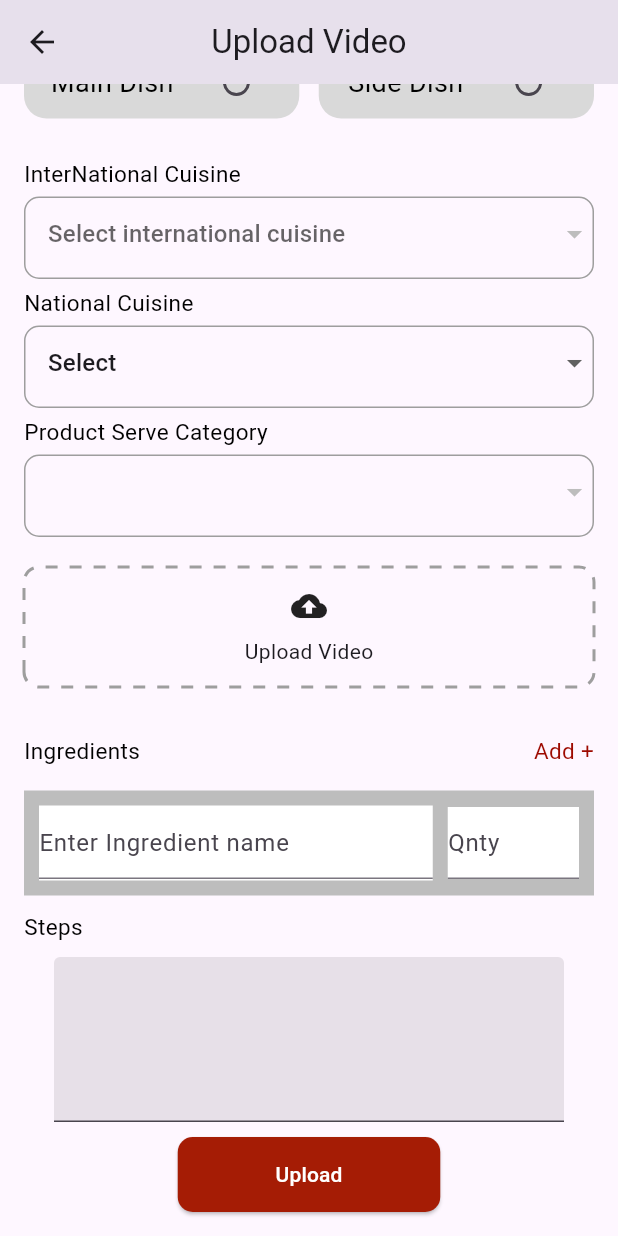
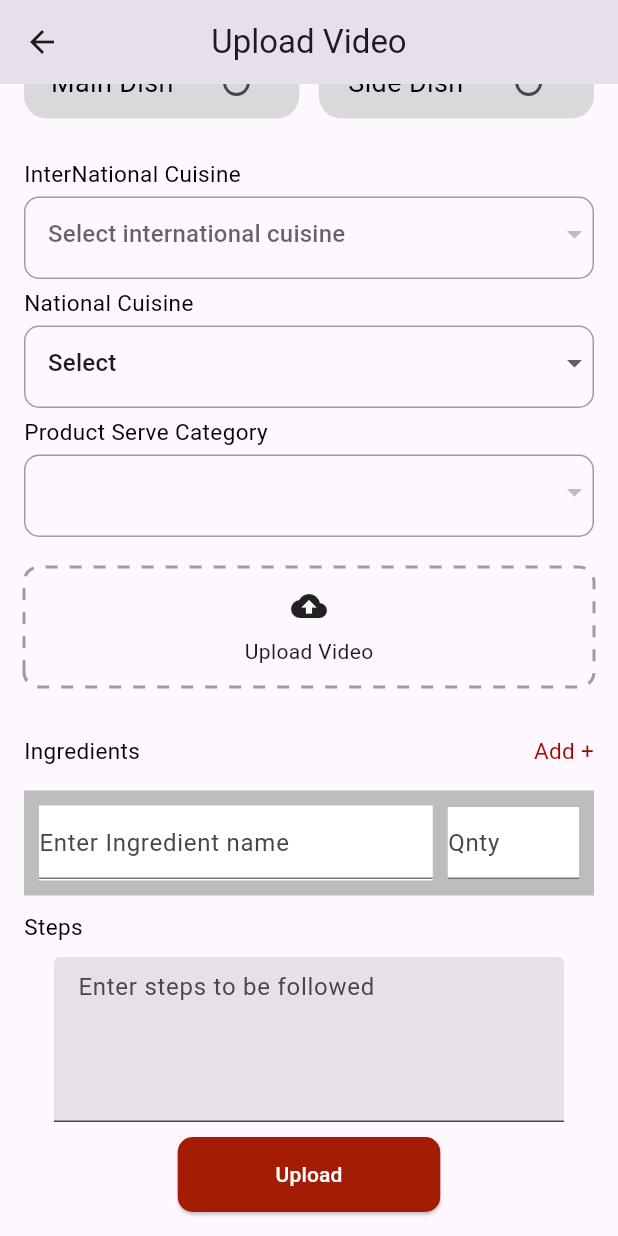
Before and after one commit to ananthi08/ypc_chef, a Flutter app: the screen it shows after launch, scrolled down 240 dp, after a tap on "Upload", on a phone screen of 412 x 824 dp. Run offline on Flutter 3.47's test engine with Material 2 defaults, Android fonts, the light colour scheme and no system bars; drawn by our look-alikes of dotted_border; our stand-ins replace dio, flutter_svg, google_fonts, image_picker, intl_phone_field, otp_text_field and 4 more; network calls fail.

Commit message:
videoupload page  data completed except video

```diff
--- a/lib/model/VU_datamodel/datamodel.dart
+++ b/lib/model/VU_datamodel/datamodel.dart
@@ -7,6 +7,8 @@ class Videodata {
   String international;
   String national;
   String productserve;
+  String steps;
+
   List<Map<String, dynamic>> ingredients;
 
   Videodata({
@@ -17,10 +19,12 @@ class Videodata {
     required this.national,
     required this.productserve,
     required this.ingredients,
+    required this.steps,
+
   });
 
-  Map<String, dynamic> toMap() {
-    return <String, dynamic>{
+  Map<String, dynamic> toJson() {
+    return {
       'productname': productname,
       'diettype': diettype,
       'category': category,
@@ -28,6 +32,8 @@ class Videodata {
       'national': national,
       'productserve': productserve,
       'ingredients': ingredients,
+      'steps': steps,
+
     };
   }
 
@@ -38,10 +44,10 @@ class Videodata {
       category: map['category'] as String,
       international: map['international'] as String,
       national: map['national'] as String,
-      ingredients: List<Map<String, dynamic>>.from(map['ingredients']), // Corrected this line
+      steps: map['steps'] as String,
+
+      ingredients: List<Map<String, dynamic>>.from(map['ingredients']),
       productserve: map['productserve'] as String,
     );
   }
-
-  toJson() {}
 }
--- a/lib/service/imageupload/formfiled.dart
+++ b/lib/service/imageupload/formfiled.dart
@@ -1,22 +1,24 @@
+
+
+import 'dart:convert';
+
 import 'package:chef_frontend/constants/httperrorhandling.dart';
 import 'package:chef_frontend/model/VU_datamodel/datamodel.dart';
-import 'package:chef_frontend/views/dashboard/dashboard_view.dart';
 import 'package:http/http.dart' as http;
 import 'package:flutter/material.dart';
 import 'package:chef_frontend/constants/global_variable.dart';
+
 import 'package:shared_preferences/shared_preferences.dart';
 
-
 class FormfieldApi {
-
   Future<void> dataload({
     required String productname,
     required String diettype,
     required String category,
-
     required String international,
     required String national,
     required String productserve,
+    required String steps,
 
     required List<Map<String, dynamic>> ingredients,
     required BuildContext context,
@@ -24,56 +26,44 @@ Future<void> dataload({
     try {
       SharedPreferences prefs = await SharedPreferences.getInstance();
       String? chefId = prefs.getString("chefId");
+      chefId = prefs.getString("chefId");
 
-        chefId = prefs.getString("chefId");
-      // String baseUrl = '$KbaseUrl/ypc/chef/upload/1';
-      String baseUrl = '$KbaseUrl/ypc/chef/upload/$chefId';
-
-
+      String baseUrl = '$KbaseUrl/ypc/chef/upload/1';
+      // String baseUrl = '$KbaseUrl/ypc/chef/upload/$chefId';
 
       Videodata uploadvideodata = Videodata(
         productname: productname,
         diettype: diettype,
-       category:category,
+        category: category,
         international: international,
         national: national,
         productserve: productserve,
         ingredients: ingredients,
+        steps: steps,
 
       );
 
-      print('productname///////////$productname');
-      print('diettype///////////////$diettype');
-      print('category///////////////$category');
-      print('international/////////////$international');
-      print('national///////////////$national');
-      print('productserve//////////////$productserve');
-
-
+    print('stepsss................$steps');
+      String jsonBody = jsonEncode(uploadvideodata);
     http.Response response = await http.post(
         Uri.parse(baseUrl),
         headers: Kheader,
-        body: uploadvideodata.toJson(),
+        body: jsonBody,
+
 
       );
-
-
-
+//  print('jsonbody//////////////$jsonBody');
       // ignore: use_build_context_synchronously
       httpErroHandle(
         context: context,
         response: response,
         onSuccess: () async {
-
-          print("all suceesand uploaded data");
+          print("All successful, uploaded data");
         },
       );
     } catch (e) {
       // Handle errors
+      print('Error: $e');
     }
   }
-
-
-
-
 }
--- a/lib/views/dashboard/uploaded_video.dart
+++ b/lib/views/dashboard/uploaded_video.dart
@@ -24,6 +24,7 @@ class Ingredient {
 }
 
 class _UploadVideoState extends State<UploadVideo> {
+
   //for product serve category
   String selectedDropdownValue = 'Select';
   List<String> dropdownItems = [];
@@ -46,46 +47,57 @@ class _UploadVideoState extends State<UploadVideo> {
   final TextEditingController nationalController = TextEditingController();
   final TextEditingController productserveController = TextEditingController();
   String? selectedCategory;
-
-
+TextEditingController descriptionController = TextEditingController();
+int maxWordLimit = 100;
   TextEditingController nameController = TextEditingController();
   TextEditingController quantityController = TextEditingController();
-
   FormfieldApi formdatas = FormfieldApi();
   final List<NewIngredient> ingredients = [];
 
   void addIngredientRow() {
     setState(() {
-    // Create controllers for the new ingredient
       TextEditingController nameController = TextEditingController();
       TextEditingController quantityController = TextEditingController();
 
-    // Add the controllers to the lists
       nameControllers.add(nameController);
       quantityControllers.add(quantityController);
 
       ingredients.add(NewIngredient('', ''));
+
+      if (ingredients.isEmpty) {
+        ingredients[0].name = nameController.text;
+        ingredients[0].quantity = quantityController.text;
+      }
     });
   }
-
-
-
 
   List<TextEditingController> nameControllers = [];
   List<TextEditingController> quantityControllers = [];
 
-
   void press() async {
     String category = selectedCategory ?? "";
 
-    List<Map<String, dynamic>> ingredientsJson =
-        ingredients.map((ingredient) => ingredient.toJson()).toList();
-    print(ingredientsJson);
+    List<Map<String, dynamic>> ingredientsJson = [];
+
+    if (ingredients.isEmpty) {
+      ingredientsJson.add({
+        'name': nameControllers[0].text,
+        'quantity': quantityControllers[0].text,
+      });
+    } else {
+      for (int i = 0; i < ingredients.length; i++) {
+        ingredientsJson.add({
+          'name': nameControllers[i].text,
+          'quantity': quantityControllers[i].text,
+        });
+      }
+    }
 
     if (_sideCategoryController.text.isNotEmpty) {
       category = _sideCategoryController.text;
     }
 
+    try {
       await formdatas.dataload(
         productname: _productnameController.text,
         diettype: _dietTypeController.text,
@@ -93,12 +105,18 @@ List<TextEditingController> quantityControllers = [];
         international: internationalController.text,
         national: nationalController.text,
         productserve: productserveController.text,
+        steps: descriptionController.text,
+
         ingredients: ingredientsJson,
         context: context,
       );
-    print('ingredientsszzzzzzzzzzzzzzz$ingredientsJson');
 
-    print('Selected category: $selectedCategory');
+      print('Form data submitted successfully');
+      print('Selected category: $category');
+      print('Ingredients: $ingredientsJson');
+    } catch (e) {
+      print('Error submitting form data: $e');
+    }
   }
 
   bool isText1Selected = true;
@@ -130,7 +148,6 @@ List<TextEditingController> quantityControllers = [];
     fetchInternationaldata();
     nameControllers.add(TextEditingController());
     quantityControllers.add(TextEditingController());
-
   }
 
 // fetchservecategory
@@ -277,10 +294,9 @@ List<TextEditingController> quantityControllers = [];
                         onTap: () {
                           setState(() {
                             selectedDietType =
-                                'Non-Veg'; // Update the selected value
+                                'Non-Veg';
                             _dietTypeController.text =
-                                selectedDietType; // Update the controller's value
-                            print("Non-Veg is selected");
+                                selectedDietType;                          print("Non-Veg is selected");
                           });
                         },
                         child: Container(
@@ -558,7 +574,7 @@ List<TextEditingController> quantityControllers = [];
                         print(
                             "Selected  serve categoryValue: $selectedDropdownValue");
                       });
-                      // Update the controller with the selected value
+
                       productserveController.text = newValue ?? 'Select';
                     },
                     items: dropdownItems
@@ -659,11 +675,12 @@ List<TextEditingController> quantityControllers = [];
                         255, 255, 255, 255),
                     child: Center(
                       child: TextField(
-                                            // controller: TextEditingController(
-                                            //     text: ingredients.isNotEmpty
-                                            //         ? ingredients[0].name
-                                            //         : ''),
                         controller: nameControllers[0],
+                        onChanged: (value) {
+                          if (ingredients.isNotEmpty) {
+                            ingredients[0].name = value;
+                          }
+                        },
                         decoration: const InputDecoration(
                           hintText: 'Enter Ingredient name',
                         ),
@@ -678,10 +695,11 @@ List<TextEditingController> quantityControllers = [];
                     color: Colors.white,
                     child: TextField(
                       controller: quantityControllers[0],
-                                          // controller: TextEditingController(
-                                          //     text: ingredients.isNotEmpty
-                                          //         ? ingredients[0].quantity
-                                          //         : ''),
+                      onChanged: (value) {
+                        if (ingredients.isNotEmpty) {
+                          ingredients[0].quantity = value;
+                        }
+                      },
                       decoration: const InputDecoration(
                         hintText: 'Qnty',
                       ),
@@ -695,13 +713,27 @@ List<TextEditingController> quantityControllers = [];
       ],
     ),
     for (var i = 1; i < ingredients.length; i++)
-                          Container(
+      Dismissible(
+        key: Key('ingredient_$i'),
+        direction: DismissDirection.endToStart,
+        onDismissed: (direction) {
+          setState(() {
+            ingredients.removeAt(i);
+            nameControllers.removeAt(i);
+            quantityControllers.removeAt(i);
+          });
+        },
+        background: Container(
+          color: Colors.red,
+          alignment: Alignment.centerRight,
+          padding: const EdgeInsets.only(right: 16),
+          child: Icon(Icons.delete, color: Colors.white),
+        ),
+        child: Container(
           height: 70,
           width: 500,
           color: Colors.grey.shade400,
-                            child: Container(
-                              color: Colors.grey,
-                              margin: const EdgeInsets.fromLTRB(0, 10, 10, 0),
+          margin: const EdgeInsets.fromLTRB(0, 10, 0, 0),
           child: Padding(
             padding: const EdgeInsets.all(8.0),
             child: Row(
@@ -712,8 +744,6 @@ List<TextEditingController> quantityControllers = [];
                     color: Colors.white,
                     child: Center(
                       child: TextField(
-                                            // controller: TextEditingController(
-                                            //     text: ingredients[i].name),
                         controller: nameControllers[i],
                         decoration: const InputDecoration(
                           hintText: 'Enter Ingredient name',
@@ -730,10 +760,6 @@ List<TextEditingController> quantityControllers = [];
                   child: Container(
                     color: Colors.white,
                     child: TextField(
-                                          // controller: TextEditingController(
-                                          //     text: ingredients[i].quantity),
-
-
                       controller: quantityControllers[i],
                       decoration: const InputDecoration(
                         hintText: 'Qnty',
@@ -748,9 +774,13 @@ List<TextEditingController> quantityControllers = [];
       ),
   ],
 ),
+
                     const SizedBox(
                       height: 10,
                     ),
+
+
+
                     const Column(
                       children: [
                         Row(
@@ -772,15 +802,18 @@ List<TextEditingController> quantityControllers = [];
                     const SizedBox(
                       height: 10,
                     ),
-                    const SizedBox(
+                     SizedBox(
                       width: 340, // <-- TextField width
                       height: 110, // <-- TextField height
-                      child: TextField(
+                      child:
+                       TextField(
+                        controller: descriptionController,
                         maxLines: null,
                         expands: true,
                         keyboardType: TextInputType.multiline,
-                        decoration: InputDecoration(
+                        decoration:const InputDecoration(
                           filled: true,
+                           hintText: 'Enter steps to be followed',
                         ),
                       ),
                     ),
--- a/pubspec.yaml
+++ b/pubspec.yaml
@@ -51,6 +51,7 @@ dependencies:
   intl_phone_field: ^3.2.0
   dio: ^5.3.3
   provider: ^6.0.5
+  flutter_slidable: ^3.0.0
 
 dev_dependencies:
   flutter_test:
```
Also changed, not shown: pubspec.lock. Lines whose indentation alone changed are shown as unchanged.
